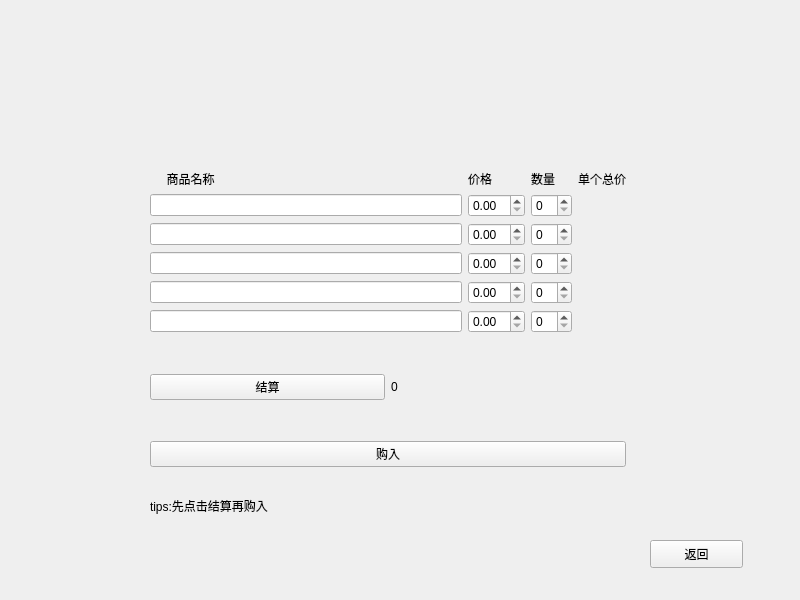
Qt form supermarket/buy.ui (xiaochenn/test) before a commit.
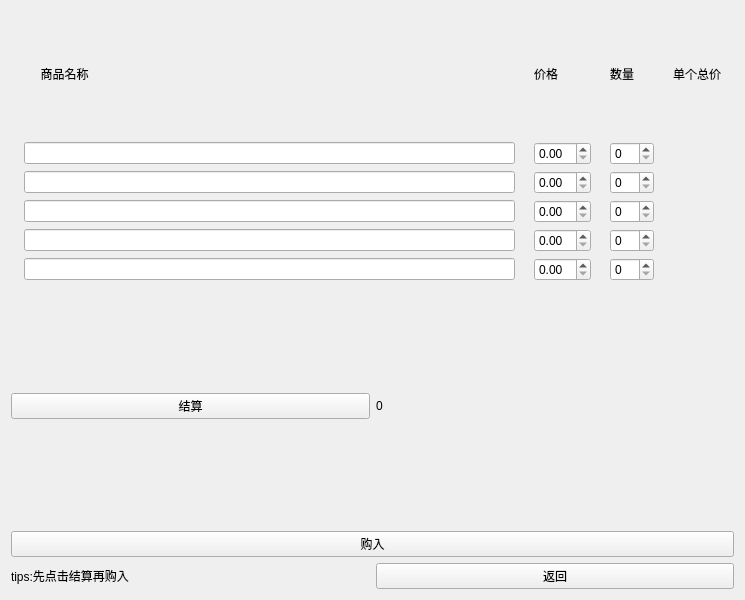
The same form after that commit.

Patch:
```diff
--- a/supermarket/buy.ui
+++ b/supermarket/buy.ui
@@ -6,46 +6,68 @@
    <rect>
     <x>0</x>
     <y>0</y>
-    <width>800</width>
+    <width>745</width>
     <height>600</height>
    </rect>
   </property>
   <property name="windowTitle">
    <string>购入</string>
   </property>
-  <widget class="QPushButton" name="buy_back_btn">
-   <property name="geometry">
-    <rect>
-     <x>650</x>
-     <y>540</y>
-     <width>93</width>
-     <height>28</height>
-    </rect>
-   </property>
-   <property name="text">
-    <string>返回</string>
-   </property>
-  </widget>
-  <widget class="QWidget" name="layoutWidget">
-   <property name="geometry">
-    <rect>
-     <x>150</x>
-     <y>170</y>
-     <width>476</width>
-     <height>297</height>
-    </rect>
-   </property>
-   <layout class="QVBoxLayout" name="verticalLayout">
+  <layout class="QVBoxLayout" name="verticalLayout_2">
     <item>
      <layout class="QGridLayout" name="gridLayout">
-      <item row="2" column="3">
-       <widget class="QLabel" name="buy_total1">
+     <item row="0" column="7">
+      <widget class="QLabel" name="label_9">
         <property name="text">
          <string/>
         </property>
        </widget>
       </item>
-      <item row="0" column="0">
+     <item row="3" column="1">
+      <widget class="QLineEdit" name="buy_lineEdit2"/>
+     </item>
+     <item row="3" column="2">
+      <widget class="QLabel" name="label_15">
+       <property name="text">
+        <string/>
+       </property>
+      </widget>
+     </item>
+     <item row="4" column="1">
+      <widget class="QLineEdit" name="buy_lineEdit3"/>
+     </item>
+     <item row="0" column="6">
+      <widget class="QLabel" name="label_3">
+       <property name="text">
+        <string>数量      </string>
+       </property>
+      </widget>
+     </item>
+     <item row="0" column="2">
+      <widget class="QLabel" name="label_10">
+       <property name="text">
+        <string/>
+       </property>
+      </widget>
+     </item>
+     <item row="2" column="4">
+      <widget class="QLabel" name="label_19">
+       <property name="text">
+        <string/>
+       </property>
+      </widget>
+     </item>
+     <item row="3" column="6">
+      <widget class="QSpinBox" name="buy_num2"/>
+     </item>
+     <item row="1" column="9">
+      <widget class="QLabel" name="buy_total0">
+       <property name="text">
+        <string/>
+       </property>
+      </widget>
+     </item>
+     <item row="0" column="1">
        <widget class="QLabel" name="label">
         <property name="sizePolicy">
          <sizepolicy hsizetype="Preferred" vsizetype="Preferred">
@@ -59,107 +81,205 @@
        </widget>
       </item>
       <item row="0" column="3">
+      <widget class="QLabel" name="label_12">
+       <property name="text">
+        <string>价格    </string>
+       </property>
+      </widget>
+     </item>
+     <item row="1" column="6">
+      <widget class="QSpinBox" name="buy_num0">
+       <property name="value">
+        <number>0</number>
+       </property>
+      </widget>
+     </item>
+     <item row="3" column="3">
+      <widget class="QDoubleSpinBox" name="buy_price2"/>
+     </item>
+     <item row="3" column="4">
+      <widget class="QLabel" name="label_20">
+       <property name="text">
+        <string/>
+       </property>
+      </widget>
+     </item>
+     <item row="5" column="6">
+      <widget class="QSpinBox" name="buy_num4"/>
+     </item>
+     <item row="1" column="1">
+      <widget class="QLineEdit" name="buy_lineEdit0"/>
+     </item>
+     <item row="5" column="1">
+      <widget class="QLineEdit" name="buy_lineEdit4"/>
+     </item>
+     <item row="3" column="9">
+      <widget class="QLabel" name="buy_total2">
+       <property name="text">
+        <string/>
+       </property>
+      </widget>
+     </item>
+     <item row="0" column="10">
+      <widget class="QLabel" name="label_8">
+       <property name="text">
+        <string/>
+       </property>
+      </widget>
+     </item>
+     <item row="5" column="9">
+      <widget class="QLabel" name="buy_total4">
+       <property name="text">
+        <string/>
+       </property>
+      </widget>
+     </item>
+     <item row="2" column="3">
+      <widget class="QDoubleSpinBox" name="buy_price1"/>
+     </item>
+     <item row="2" column="1">
+      <widget class="QLineEdit" name="buy_lineEdit1"/>
+     </item>
+     <item row="5" column="4">
+      <widget class="QLabel" name="label_22">
+       <property name="text">
+        <string/>
+       </property>
+      </widget>
+     </item>
+     <item row="5" column="3">
+      <widget class="QDoubleSpinBox" name="buy_price4"/>
+     </item>
+     <item row="4" column="6">
+      <widget class="QSpinBox" name="buy_num3"/>
+     </item>
+     <item row="2" column="6">
+      <widget class="QSpinBox" name="buy_num1"/>
+     </item>
+     <item row="4" column="4">
+      <widget class="QLabel" name="label_21">
+       <property name="text">
+        <string/>
+       </property>
+      </widget>
+     </item>
+     <item row="4" column="2">
+      <widget class="QLabel" name="label_16">
+       <property name="text">
+        <string/>
+       </property>
+      </widget>
+     </item>
+     <item row="1" column="4">
+      <widget class="QLabel" name="label_18">
+       <property name="text">
+        <string/>
+       </property>
+      </widget>
+     </item>
+     <item row="0" column="9">
        <widget class="QLabel" name="label_5">
         <property name="text">
          <string>单个总价</string>
         </property>
        </widget>
       </item>
-      <item row="5" column="0">
-       <widget class="QLineEdit" name="buy_lineEdit4"/>
-      </item>
-      <item row="1" column="3">
-       <widget class="QLabel" name="buy_total0">
-        <property name="text">
-         <string/>
-        </property>
-       </widget>
-      </item>
-      <item row="4" column="3">
+     <item row="4" column="9">
        <widget class="QLabel" name="buy_total3">
         <property name="text">
          <string/>
         </property>
        </widget>
       </item>
-      <item row="3" column="2">
-       <widget class="QSpinBox" name="buy_num2"/>
-      </item>
-      <item row="5" column="1">
-       <widget class="QDoubleSpinBox" name="buy_price4"/>
-      </item>
-      <item row="3" column="1">
-       <widget class="QDoubleSpinBox" name="buy_price2"/>
-      </item>
-      <item row="1" column="0">
-       <widget class="QLineEdit" name="buy_lineEdit0"/>
-      </item>
       <item row="2" column="2">
-       <widget class="QSpinBox" name="buy_num1"/>
-      </item>
-      <item row="3" column="0">
-       <widget class="QLineEdit" name="buy_lineEdit2"/>
-      </item>
-      <item row="3" column="3">
-       <widget class="QLabel" name="buy_total2">
+      <widget class="QLabel" name="label_14">
         <property name="text">
          <string/>
         </property>
        </widget>
       </item>
-      <item row="4" column="1">
+     <item row="4" column="3">
        <widget class="QDoubleSpinBox" name="buy_price3"/>
       </item>
-      <item row="4" column="2">
-       <widget class="QSpinBox" name="buy_num3"/>
+     <item row="2" column="9">
+      <widget class="QLabel" name="buy_total1">
+       <property name="text">
+        <string/>
+       </property>
+      </widget>
       </item>
       <item row="1" column="2">
-       <widget class="QSpinBox" name="buy_num0">
-        <property name="value">
-         <number>0</number>
+      <widget class="QLabel" name="label_13">
+       <property name="text">
+        <string/>
         </property>
        </widget>
       </item>
-      <item row="2" column="0">
-       <widget class="QLineEdit" name="buy_lineEdit1"/>
-      </item>
-      <item row="4" column="0">
-       <widget class="QLineEdit" name="buy_lineEdit3"/>
-      </item>
-      <item row="1" column="1">
+     <item row="1" column="3">
        <widget class="QDoubleSpinBox" name="buy_price0"/>
       </item>
-      <item row="2" column="1">
-       <widget class="QDoubleSpinBox" name="buy_price1"/>
-      </item>
-      <item row="0" column="2">
-       <widget class="QLabel" name="label_3">
+     <item row="0" column="0">
+      <widget class="QLabel" name="label_7">
         <property name="text">
-         <string>数量</string>
+        <string/>
         </property>
        </widget>
       </item>
-      <item row="5" column="3">
-       <widget class="QLabel" name="buy_total4">
+     <item row="0" column="4">
+      <widget class="QLabel" name="label_11">
         <property name="text">
          <string/>
         </property>
        </widget>
       </item>
       <item row="5" column="2">
-       <widget class="QSpinBox" name="buy_num4"/>
-      </item>
-      <item row="0" column="1">
+      <widget class="QLabel" name="label_17">
+       <property name="text">
+        <string/>
+       </property>
+      </widget>
+     </item>
+     <item row="1" column="7">
        <widget class="QLabel" name="label_2">
         <property name="text">
-         <string>价格</string>
+        <string/>
+       </property>
+      </widget>
+     </item>
+     <item row="2" column="7">
+      <widget class="QLabel" name="label_23">
+       <property name="text">
+        <string/>
+       </property>
+      </widget>
+     </item>
+     <item row="3" column="7">
+      <widget class="QLabel" name="label_24">
+       <property name="text">
+        <string/>
+       </property>
+      </widget>
+     </item>
+     <item row="4" column="7">
+      <widget class="QLabel" name="label_25">
+       <property name="text">
+        <string/>
+       </property>
+      </widget>
+     </item>
+     <item row="5" column="7">
+      <widget class="QLabel" name="label_26">
+       <property name="text">
+        <string/>
         </property>
        </widget>
       </item>
      </layout>
     </item>
     <item>
-     <layout class="QHBoxLayout" name="horizontalLayout">
+    <layout class="QVBoxLayout" name="verticalLayout">
+     <item>
+      <layout class="QHBoxLayout" name="horizontalLayout_2">
       <item>
        <widget class="QPushButton" name="buy_total_btn">
         <property name="text">
@@ -184,20 +304,26 @@
      </widget>
     </item>
    </layout>
-  </widget>
+   </item>
+   <item>
+    <layout class="QHBoxLayout" name="horizontalLayout">
+     <item>
   <widget class="QLabel" name="label_6">
-   <property name="geometry">
-    <rect>
-     <x>150</x>
-     <y>490</y>
-     <width>321</width>
-     <height>31</height>
-    </rect>
-   </property>
    <property name="text">
     <string>tips:先点击结算再购入</string>
    </property>
   </widget>
+     </item>
+     <item>
+      <widget class="QPushButton" name="buy_back_btn">
+       <property name="text">
+        <string>返回</string>
+       </property>
+      </widget>
+     </item>
+    </layout>
+   </item>
+  </layout>
  </widget>
  <resources/>
  <connections>
```
Lines whose indentation alone changed are shown as unchanged.
